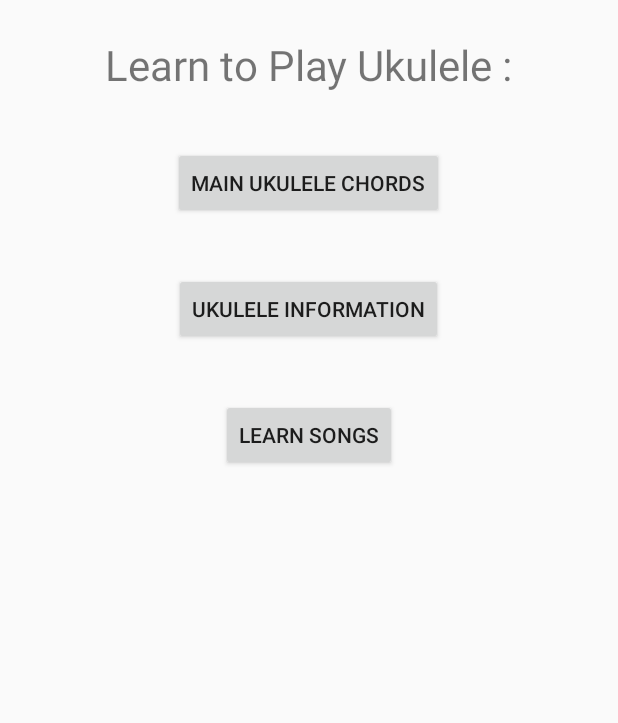
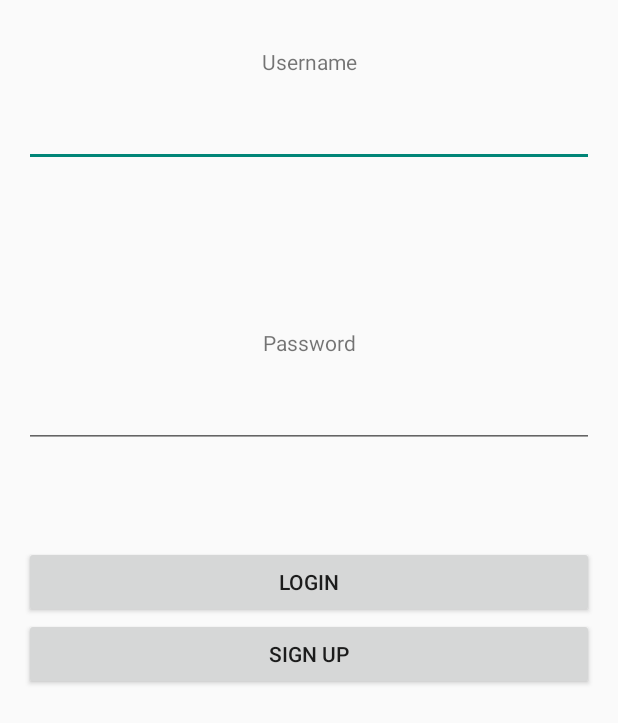
Before and after one commit to haritzmedina/GPDSUkelele, an Android app: the screen it shows after launch (MainActivity before the commit, LoginActivity after it), on a phone screen of 412 x 824 dp. Shown: the top 723 px of the screen. Run offline under Robolectric (Android 15) with nearby library versions, the light colour scheme and no system bars.

Commit message:
Added login and sing up activity. Conection with database for users done

```diff
--- a/app/build.gradle
+++ b/app/build.gradle
@@ -21,6 +21,6 @@ android {
 
 dependencies {
     compile fileTree(include: ['*.jar'], dir: 'libs')
-    testCompile 'junit:junit:4.12'
+    compile 'junit:junit:4.12'
     compile 'com.android.support:appcompat-v7:19.1.0'
 }
--- a/app/src/main/java/com/gpds/ukelele/MainActivity.java
+++ b/app/src/main/java/com/gpds/ukelele/MainActivity.java
@@ -23,7 +23,7 @@ public class MainActivity extends Activity {
 	}
 
 	public void openChords(View v) {
-		Intent i = new Intent("assig.app2.learnukulele.ChordsActivity");
+		Intent i = new Intent("com.gpds.ukelele.ChordsActivity");
 		startActivity(i);
 	}
 
@@ -36,7 +36,7 @@ public class MainActivity extends Activity {
 	}
 
 	public void openLearn(View v) {
-		Intent i = new Intent("assig.app2.learnukulele.SongsActivity");
+		Intent i = new Intent("com.gpds.ukelele.SongsActivity");
 		startActivity(i);
 
 	}
--- a/app/src/main/java/com/gpds/ukelele/SongsActivity.java
+++ b/app/src/main/java/com/gpds/ukelele/SongsActivity.java
@@ -46,7 +46,7 @@ public class SongsActivity extends Activity {
             "http://www.youtube.com/watch?v=LDCzpvvSvjY",
                      };
 
-    Intent i = new Intent("assig.app2.learnukulele.LearnSongActivity");
+    Intent i = new Intent("com.gpds.ukelele.LearnSongActivity");
 
 	@Override
 	protected void onCreate(Bundle savedInstanceState) {
--- /dev/null
+++ b/app/src/main/res/layout/activity_login.xml
@@ -0,0 +1,74 @@
+<?xml version="1.0" encoding="utf-8"?>
+<RelativeLayout xmlns:android="http://schemas.android.com/apk/res/android"
+    xmlns:tools="http://schemas.android.com/tools" android:layout_width="match_parent"
+    android:layout_height="match_parent" android:paddingLeft="@dimen/activity_horizontal_margin"
+    android:paddingRight="@dimen/activity_horizontal_margin"
+    android:paddingTop="@dimen/activity_vertical_margin"
+    android:paddingBottom="@dimen/activity_vertical_margin" tools:context="com.gpds.ukelele.Login">
+
+    <LinearLayout
+        android:orientation="vertical"
+        android:layout_width="match_parent"
+        android:layout_height="match_parent"
+        android:layout_alignParentTop="true"
+        android:layout_alignParentStart="true">
+
+        <TextView
+            android:layout_width="match_parent"
+            android:layout_height="50dp"
+            android:gravity="center"
+            android:text="@string/label_username"
+            android:id="@+id/textView"
+            android:layout_alignBaseline="@+id/usernameTextbox"
+            android:layout_alignBottom="@+id/usernameTextbox"
+            android:layout_alignEnd="@+id/textView3" />
+
+        <EditText
+            android:layout_width="match_parent"
+            android:layout_height="wrap_content"
+            android:id="@+id/usernameTextbox"
+            android:layout_above="@+id/textView3"
+            android:layout_alignParentEnd="true"
+            android:layout_marginBottom="92dp" />
+
+        <TextView
+            android:layout_width="match_parent"
+            android:layout_height="50dp"
+            android:gravity="center"
+            android:textAppearance="?android:attr/textAppearanceSmall"
+            android:text="@string/label_password"
+            android:id="@+id/textView3"
+            android:layout_centerVertical="true"
+            android:layout_centerHorizontal="true" />
+
+        <EditText
+            android:layout_width="match_parent"
+            android:layout_height="wrap_content"
+            android:inputType="textPassword"
+            android:ems="10"
+            android:id="@+id/passwordTextbox"
+            android:layout_above="@+id/loginButton"
+            android:layout_marginBottom="65dp"
+            android:layout_alignParentEnd="true"
+            android:layout_alignParentStart="true" />
+
+        <Button
+            android:layout_width="match_parent"
+            android:layout_height="wrap_content"
+            android:text="@string/button_login"
+            android:id="@+id/loginButton"
+            android:layout_above="@+id/singupButton"
+            android:layout_alignParentEnd="true"
+            android:onClick="login" />
+
+        <Button
+            android:layout_width="match_parent"
+            android:layout_height="wrap_content"
+            android:text="@string/button_signUp"
+            android:id="@+id/singupButton"
+            android:layout_alignParentBottom="true"
+            android:layout_alignEnd="@+id/loginButton"
+            android:layout_alignParentStart="true"
+            android:onClick="singup" />
+    </LinearLayout>
+</RelativeLayout>
--- /dev/null
+++ b/app/src/main/res/values-w820dp/dimens.xml
@@ -0,0 +1,6 @@
+<resources>
+    <!-- Example customization of dimensions originally defined in res/values/dimens.xml
+         (such as screen margins) for screens with more than 820dp of available width. This
+         would include 7" and 10" devices in landscape (~960dp and ~1280dp respectively). -->
+    <dimen name="activity_horizontal_margin">64dp</dimen>
+</resources>
--- a/app/src/main/res/values/strings.xml
+++ b/app/src/main/res/values/strings.xml
@@ -18,6 +18,11 @@
     <string name="learn_song">Selected SONG:</string>
     <string name="button_MP3">PLAY SONG</string>
     <string name="button_YOUTUBE">YOUTUBE</string>
+    <string name="button_login">Login</string>
+    <string name="button_signUp">Sign up</string>
+    <string name="label_username">Username</string>
+    <string name="label_password">Password</string>
+    <string name="title_activity_login">Login</string>
 
 
 </resources>
```
Also changed, not shown: app/src/main/AndroidManifest.xml (+35 -23 lines), app/src/main/java/com/gpds/ukelele/LoginActivity.java (added, +81 -0 lines), app/src/main/java/com/gpds/ukelele/db/DBContext.java (added, +44 -0 lines), app/src/main/java/com/gpds/ukelele/db/DBManager.java (added, +74 -0 lines), app/src/main/java/com/gpds/ukelele/db/User.java (added, +55 -0 lines), 3 other files.
